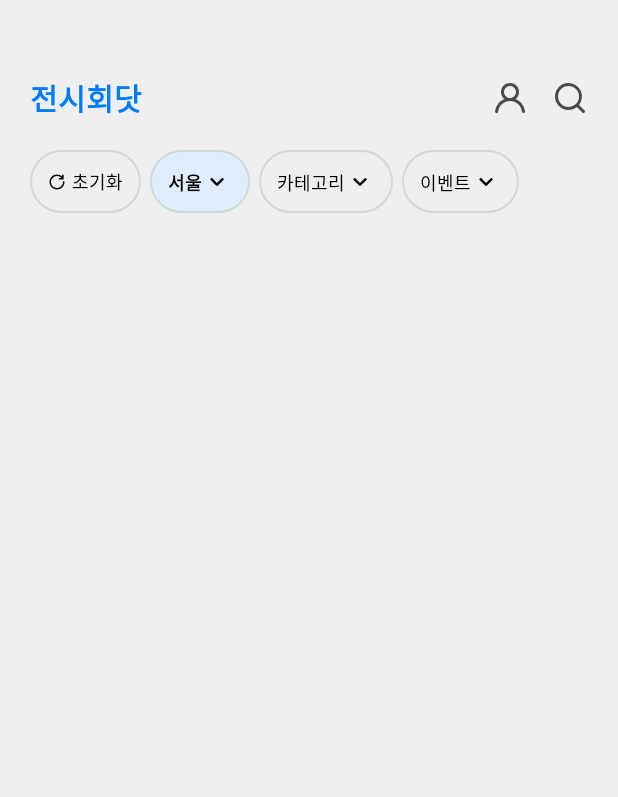
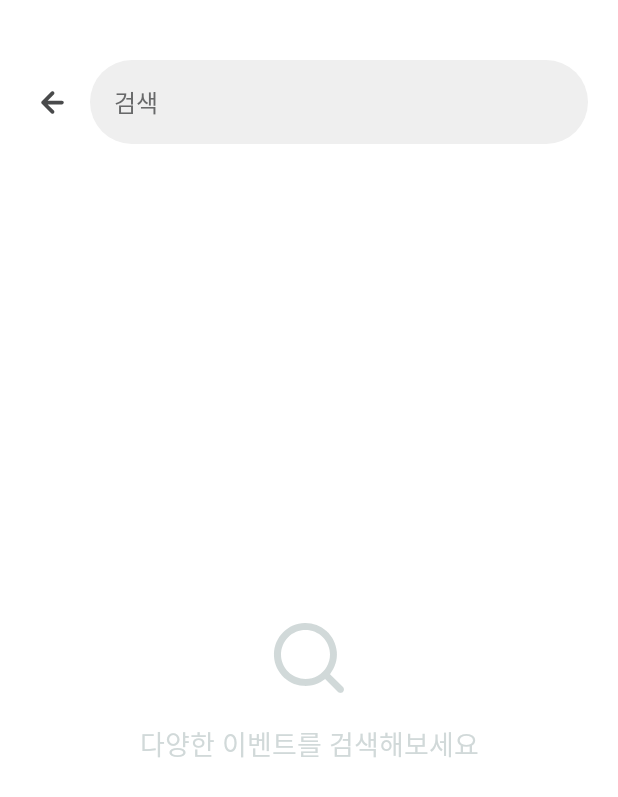
Before and after one commit to AppLinkers/ExhibitionDoT-Android, an Android app built with Jetpack Compose: the HomeRoute screen opened through its navigation route, after a tap on "search-icon", on a phone screen of 412 x 824 dp. Shown: the top 797 px of the screen. Run offline under Robolectric (Android 15) with nearby library versions, the phone set to English and light mode, and no system bars; our stand-ins replace Dagger/Hilt's generated code, paging; libraries missing offline, so code that uses them is left out: com.kakao.sdk; network calls fail; Roboto replaces fonts that are not available here.

Commit message:
#17 feat: MainScreen 검색용 Dialog 구현

```diff
--- a/presentation/src/main/java/com/exhibitiondot/presentation/ui/component/DoTChip.kt
+++ b/presentation/src/main/java/com/exhibitiondot/presentation/ui/component/DoTChip.kt
@@ -60,7 +60,7 @@ fun DoTFilterChip(
                 ),
             text = name,
             color = color,
-            style = MaterialTheme.typography.bodyLarge
+            style = MaterialTheme.typography.labelMedium
         )
     }
 }
--- /dev/null
+++ b/presentation/src/main/java/com/exhibitiondot/presentation/ui/component/DoTDialog.kt
@@ -0,0 +1,110 @@
+package com.exhibitiondot.presentation.ui.component
+
+import android.app.Activity
+import android.content.Context
+import android.content.ContextWrapper
+import android.view.View
+import android.view.Window
+import android.view.WindowManager
+import android.widget.FrameLayout
+import androidx.compose.foundation.background
+import androidx.compose.foundation.layout.Arrangement
+import androidx.compose.foundation.layout.Box
+import androidx.compose.foundation.layout.Column
+import androidx.compose.foundation.layout.fillMaxSize
+import androidx.compose.material3.MaterialTheme
+import androidx.compose.material3.Text
+import androidx.compose.runtime.Composable
+import androidx.compose.runtime.LaunchedEffect
+import androidx.compose.runtime.SideEffect
+import androidx.compose.runtime.remember
+import androidx.compose.ui.Alignment
+import androidx.compose.ui.Modifier
+import androidx.compose.ui.focus.FocusRequester
+import androidx.compose.ui.platform.LocalView
+import androidx.compose.ui.res.stringResource
+import androidx.compose.ui.window.Dialog
+import androidx.compose.ui.window.DialogProperties
+import androidx.compose.ui.window.DialogWindowProvider
+import com.exhibitiondot.presentation.R
+import com.exhibitiondot.presentation.ui.state.IEditTextState
+
+@Composable
+fun getActivityWindow(): Window? = LocalView.current.context.getActivityWindow()
+
+private tailrec fun Context.getActivityWindow(): Window? =
+    when (this) {
+        is Activity -> window
+        is ContextWrapper -> baseContext.getActivityWindow()
+        else -> null
+    }
+
+@Composable
+fun HomeSearchDialog(
+    modifier: Modifier = Modifier,
+    queryState: IEditTextState,
+    applyQuery: () -> Unit,
+    onDismissRequest: () -> Unit,
+) {
+    Dialog(
+        properties = DialogProperties(
+            usePlatformDefaultWidth = true,
+            decorFitsSystemWindows = false
+        ),
+        onDismissRequest = onDismissRequest
+    ) {
+        val activityWindow = getActivityWindow()
+        val dialogWindow = (LocalView.current.parent as? DialogWindowProvider)?.window
+        val parentView = LocalView.current.parent as View
+        val focusRequester = remember { FocusRequester() }
+        SideEffect {
+            if (activityWindow != null && dialogWindow != null) {
+                val attributes = WindowManager.LayoutParams().apply {
+                    copyFrom(activityWindow.attributes)
+                    type = dialogWindow.attributes.type
+                }
+                dialogWindow.attributes = attributes
+                parentView.layoutParams = FrameLayout.LayoutParams(
+                    activityWindow.decorView.width,
+                    activityWindow.decorView.height
+                )
+            }
+        }
+        LaunchedEffect(Unit) {
+            focusRequester.requestFocus()
+        }
+        Column(
+            modifier = modifier
+                .fillMaxSize()
+                .background(color = MaterialTheme.colorScheme.background)
+        ) {
+            HomeSearchBar(
+                queryState = queryState,
+                applyQuery = applyQuery,
+                focusRequester = focusRequester,
+                onBack = onDismissRequest
+            )
+            Box(
+                modifier = Modifier.weight(1f),
+                contentAlignment = Alignment.Center
+            ) {
+                Column(
+                    modifier = Modifier.fillMaxSize(),
+                    verticalArrangement = Arrangement.Center,
+                    horizontalAlignment = Alignment.CenterHorizontally
+                ) {
+                    SearchIcon(
+                        size = 56,
+                        color = MaterialTheme.colorScheme.onSurface
+                    )
+                    DoTSpacer(size = 16)
+                    Text(
+                        text = stringResource(R.string.home_search_announce),
+                        style = MaterialTheme.typography.labelLarge,
+                        color = MaterialTheme.colorScheme.onSurface
+                    )
+                }
+            }
+        }
+    }
+}
--- a/presentation/src/main/java/com/exhibitiondot/presentation/ui/component/DoTIcon.kt
+++ b/presentation/src/main/java/com/exhibitiondot/presentation/ui/component/DoTIcon.kt
@@ -41,11 +41,12 @@ fun XCircle(
 
 @Composable
 fun XIcon(
+    modifier: Modifier = Modifier,
     size: Int,
     color: Color = MaterialTheme.colorScheme.onBackground
 ) {
     Icon(
-        modifier = Modifier.size(size.dp),
+        modifier = modifier.size(size.dp),
         painter = painterResource(id = R.drawable.ic_x),
         tint = color,
         contentDescription = "x-icon",
@@ -83,14 +84,56 @@ fun DownIcon(
 
 @Composable
 fun RedoIcon(
+    modifier: Modifier = Modifier,
     size: Int
 ) {
     Icon(
-        modifier = Modifier
-            .size(size.dp)
-            .padding(end = 4.dp),
+        modifier = modifier
+            .size(size.dp),
         painter = painterResource(R.drawable.ic_redo),
         tint = MaterialTheme.colorScheme.onBackground,
         contentDescription = "redo-icon"
     )
 }
+
+@Composable
+fun UserIcon(
+    modifier: Modifier = Modifier,
+    size: Int
+) {
+    Icon(
+        modifier = modifier.size(size.dp),
+        painter = painterResource(R.drawable.ic_user),
+        tint = MaterialTheme.colorScheme.surfaceContainerHigh,
+        contentDescription = "user-icon"
+    )
+}
+
+@Composable
+fun SearchIcon(
+    modifier: Modifier = Modifier,
+    size: Int,
+    color: Color = MaterialTheme.colorScheme.surfaceContainerHigh
+) {
+    Icon(
+        modifier = modifier.size(size.dp),
+        painter = painterResource(R.drawable.ic_search),
+        tint = color,
+        contentDescription = "search-icon"
+    )
+}
+
+@Composable
+fun BackIcon(
+    modifier: Modifier = Modifier,
+    onBack: () -> Unit
+) {
+    Icon(
+        modifier = modifier
+            .size(30.dp)
+            .clickable(onClick = onBack),
+        painter = painterResource(R.drawable.ic_back),
+        tint = MaterialTheme.colorScheme.surfaceContainerHigh,
+        contentDescription = "back-icon"
+    )
+}
--- a/presentation/src/main/java/com/exhibitiondot/presentation/ui/component/DoTTopBar.kt
+++ b/presentation/src/main/java/com/exhibitiondot/presentation/ui/component/DoTTopBar.kt
@@ -2,6 +2,8 @@ package com.exhibitiondot.presentation.ui.component
 
 import androidx.compose.foundation.clickable
 import androidx.compose.foundation.layout.Arrangement
+import androidx.compose.foundation.layout.Box
+import androidx.compose.foundation.layout.Column
 import androidx.compose.foundation.layout.Row
 import androidx.compose.foundation.layout.fillMaxWidth
 import androidx.compose.foundation.layout.padding
@@ -12,10 +14,12 @@ import androidx.compose.material3.Text
 import androidx.compose.runtime.Composable
 import androidx.compose.ui.Alignment
 import androidx.compose.ui.Modifier
+import androidx.compose.ui.focus.FocusRequester
 import androidx.compose.ui.res.painterResource
 import androidx.compose.ui.res.stringResource
 import androidx.compose.ui.unit.dp
 import com.exhibitiondot.presentation.R
+import com.exhibitiondot.presentation.ui.state.IEditTextState
 import com.exhibitiondot.presentation.ui.theme.screenPadding
 
 @Composable
@@ -36,14 +40,7 @@ fun DoTTopBar(
         verticalAlignment = Alignment.CenterVertically
     ) {
         onBack?.let {
-            Icon(
-                modifier = Modifier
-                    .size(30.dp)
-                    .clickable(onClick = it),
-                painter = painterResource(R.drawable.ic_back),
-                tint = MaterialTheme.colorScheme.surfaceContainerHigh,
-                contentDescription = "back-icon"
-            )
+            BackIcon(onBack = it)
             DoTSpacer(size = 14)
         }
         title?.let {
@@ -79,23 +76,45 @@ fun HomeTopBar(
             color = MaterialTheme.colorScheme.primary
         )
         Row {
-            Icon(
-                modifier = Modifier
-                    .size(24.dp)
-                    .clickable(onClick = moveMy),
-                painter = painterResource(R.drawable.ic_user),
-                tint = MaterialTheme.colorScheme.surfaceContainerHigh,
-                contentDescription = "user-icon"
+            UserIcon(
+                modifier = Modifier.clickable(onClick = moveMy),
+                size = 24
             )
             DoTSpacer(size = 16)
-            Icon(
-                modifier = Modifier
-                    .size(24.dp)
-                    .clickable(onClick = showSearchDialog),
-                painter = painterResource(R.drawable.ic_search),
-                tint = MaterialTheme.colorScheme.surfaceContainerHigh,
-                contentDescription = "search-icon"
+            SearchIcon(
+                modifier = Modifier.clickable(onClick = showSearchDialog),
+                size = 24
             )
         }
     }
 }
+
+@Composable
+fun HomeSearchBar(
+    modifier: Modifier = Modifier,
+    queryState: IEditTextState,
+    focusRequester: FocusRequester,
+    applyQuery: () -> Unit,
+    onBack: () -> Unit,
+) {
+    Row(
+        modifier = modifier
+            .fillMaxWidth()
+            .padding(
+                top = 40.dp,
+                start = screenPadding,
+                end = screenPadding
+            ),
+        verticalAlignment = Alignment.CenterVertically,
+    ) {
+        BackIcon(onBack = onBack)
+        DoTSpacer(size = 10)
+        SearchTextField(
+            value = queryState.typedText,
+            focusRequester = focusRequester,
+            onValueChange = queryState::typeText,
+            onResetValue = queryState::resetText,
+            onSearch = applyQuery
+        )
+    }
+}
--- a/presentation/src/main/java/com/exhibitiondot/presentation/ui/component/DotTextField.kt
+++ b/presentation/src/main/java/com/exhibitiondot/presentation/ui/component/DotTextField.kt
@@ -6,6 +6,7 @@ import androidx.compose.foundation.layout.PaddingValues
 import androidx.compose.foundation.layout.fillMaxWidth
 import androidx.compose.foundation.layout.height
 import androidx.compose.foundation.layout.wrapContentHeight
+import androidx.compose.foundation.shape.CircleShape
 import androidx.compose.foundation.text.BasicTextField
 import androidx.compose.foundation.text.KeyboardActions
 import androidx.compose.foundation.text.KeyboardOptions
@@ -16,12 +17,16 @@ import androidx.compose.material3.TextFieldDefaults
 import androidx.compose.runtime.Composable
 import androidx.compose.runtime.remember
 import androidx.compose.ui.Modifier
+import androidx.compose.ui.focus.FocusRequester
+import androidx.compose.ui.focus.focusRequester
 import androidx.compose.ui.graphics.Color
 import androidx.compose.ui.graphics.SolidColor
+import androidx.compose.ui.res.stringResource
 import androidx.compose.ui.text.input.ImeAction
 import androidx.compose.ui.text.input.KeyboardType
 import androidx.compose.ui.text.input.VisualTransformation
 import androidx.compose.ui.unit.dp
+import com.exhibitiondot.presentation.R
 
 enum class SupportingTextType {
     NONE, INFO, ERROR
@@ -108,3 +113,59 @@ fun DoTTextField(
         }
     }
 }
+
+@OptIn(ExperimentalMaterial3Api::class)
+@Composable
+fun SearchTextField(
+    modifier: Modifier = Modifier,
+    value: String,
+    focusRequester: FocusRequester,
+    onValueChange: (String) -> Unit,
+    onResetValue: () -> Unit,
+    onSearch: () -> Unit
+) {
+    val interactionSource = remember { MutableInteractionSource() }
+    BasicTextField(
+        modifier = modifier
+            .fillMaxWidth()
+            .focusRequester(focusRequester),
+        value = value,
+        enabled = true,
+        maxLines = 1,
+        textStyle = MaterialTheme.typography.displayMedium,
+        keyboardOptions = KeyboardOptions(imeAction = ImeAction.Search),
+        keyboardActions = KeyboardActions(onSearch = { onSearch() }),
+        interactionSource = interactionSource,
+        cursorBrush = SolidColor(MaterialTheme.colorScheme.primary),
+        onValueChange = onValueChange
+    ) {
+        TextFieldDefaults.DecorationBox(
+            value = value,
+            innerTextField = it,
+            enabled = true,
+            singleLine = true,
+            visualTransformation = VisualTransformation.None,
+            interactionSource = interactionSource,
+            shape = CircleShape,
+            placeholder = {
+                Text(
+                    text = stringResource(id = R.string.home_search_placeholder),
+                    style = MaterialTheme.typography.displayMedium,
+                    color = MaterialTheme.colorScheme.surfaceContainerLow,
+                )
+            },
+            trailingIcon = {
+                if (value.isNotEmpty()) {
+                    XCircle(size = 20, onClick = onResetValue)
+                }
+            },
+            colors = TextFieldDefaults.colors(
+                focusedIndicatorColor = Color.Transparent,
+                unfocusedIndicatorColor = Color.Transparent,
+                focusedContainerColor = MaterialTheme.colorScheme.surface,
+                unfocusedContainerColor = MaterialTheme.colorScheme.surface,
+            ),
+            contentPadding = PaddingValues(all = 16.dp)
+        )
+    }
+}
--- a/presentation/src/main/java/com/exhibitiondot/presentation/ui/screen/main/home/HomeScreen.kt
+++ b/presentation/src/main/java/com/exhibitiondot/presentation/ui/screen/main/home/HomeScreen.kt
@@ -1,6 +1,5 @@
 package com.exhibitiondot.presentation.ui.screen.main.home
 
-import androidx.activity.compose.BackHandler
 import androidx.compose.foundation.clickable
 import androidx.compose.foundation.horizontalScroll
 import androidx.compose.foundation.layout.Arrangement
@@ -43,6 +42,7 @@ import com.exhibitiondot.presentation.ui.component.DownIcon
 import com.exhibitiondot.presentation.ui.component.HeartIcon
 import com.exhibitiondot.presentation.ui.component.HomeFilterChip
 import com.exhibitiondot.presentation.ui.component.HomeFilterSheet
+import com.exhibitiondot.presentation.ui.component.HomeSearchDialog
 import com.exhibitiondot.presentation.ui.component.HomeTopBar
 import com.exhibitiondot.presentation.ui.component.RedoIcon
 import com.exhibitiondot.presentation.ui.component.XIcon
@@ -101,6 +101,13 @@ fun HomeRoute(
             onSelectFilter = { filter -> viewModel.selectFilter(filterState, filter) },
             onSelectAll = { viewModel.selectAll(filterState) },
             onApplyFilter = { viewModel.applyFilters(filterState) },
+            onDismissRequest = viewModel::dismiss
+        )
+    }
+    if (uiState is HomeUiState.ShowSearchDialog) {
+        HomeSearchDialog(
+            queryState = viewModel.queryState,
+            applyQuery = viewModel::applyQuery,
             onDismissRequest = viewModel::dismiss
         )
     }
@@ -186,7 +193,10 @@ private fun HomeFilterList(
                 isApplied = false,
                 onClick = resetAllFilters,
                 leadingIcon = {
-                    RedoIcon(size = 16)
+                    RedoIcon(
+                        modifier = Modifier.padding(end = 4.dp),
+                        size = 16
+                    )
                 }
             )
         }
@@ -196,7 +206,10 @@ private fun HomeFilterList(
                 isApplied = true,
                 onClick = resetAppliedQuery,
                 trailingIcon = {
-                    XIcon(size = 16)
+                    XIcon(
+                        modifier = Modifier.padding(start = 4.dp),
+                        size = 14
+                    )
                 }
             )
         }
--- a/presentation/src/main/res/values/strings.xml
+++ b/presentation/src/main/res/values/strings.xml
@@ -17,6 +17,8 @@
     <string name="home_select_region">지역 선택하기</string>
     <string name="home_select_category">카테고리 선택하기</string>
     <string name="home_select_event_type">이벤트 선택하기</string>
+    <string name="home_search_placeholder">검색</string>
+    <string name="home_search_announce">다양한 이벤트를 검색해보세요</string>
 
     <string name="next">다음</string>
     <string name="reset">초기화</string>
```
Also changed, not shown: presentation/src/main/java/com/exhibitiondot/presentation/ui/theme/Typo.kt (line endings or trailing spaces).
